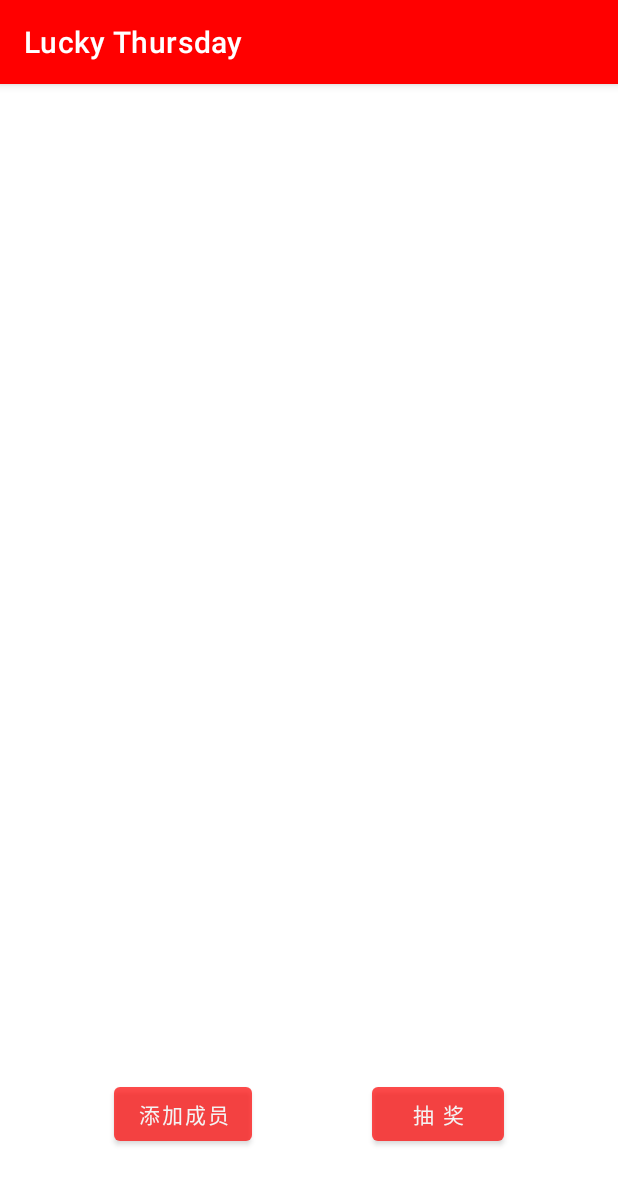
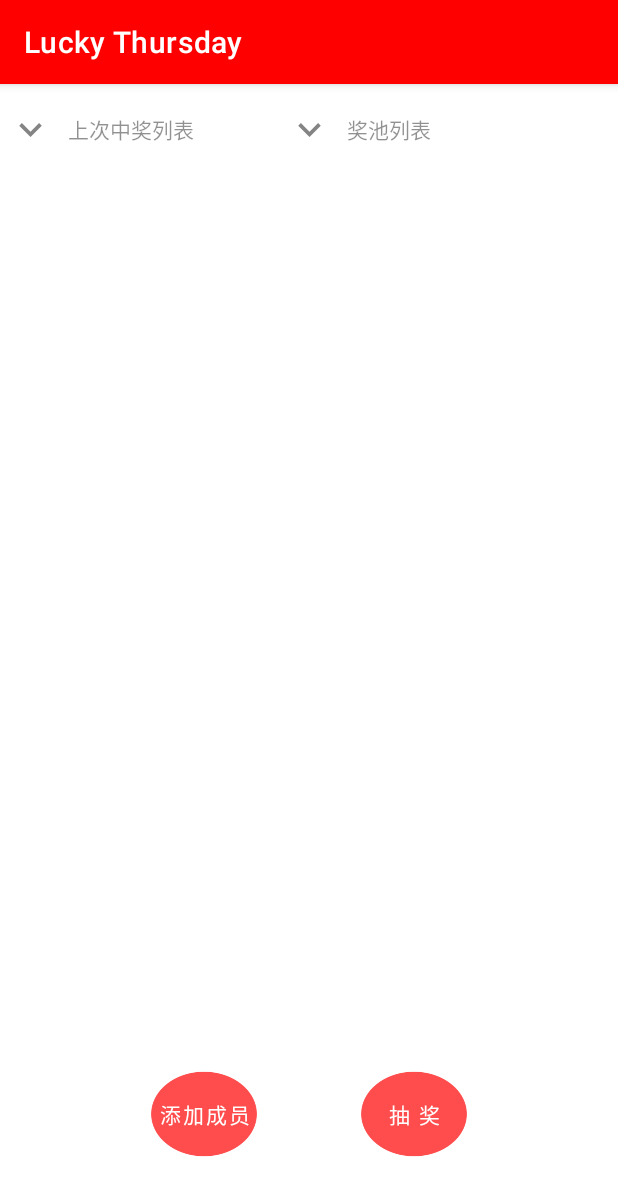
Before and after one commit to laosan-lien/LottoryApp, an Android app: the screen it shows after launch (MainActivity), on a phone screen of 412 x 824 dp. Shown: the top 1196 px of the screen. Run offline under Robolectric (Android 15) with nearby library versions, the phone set to English and light mode, and no system bars; 2 statements that could not run were skipped.

Commit message:
optimize UI

```diff
--- a/app/src/main/java/com/loasan/lucky/network/ServiceCreator.kt
+++ b/app/src/main/java/com/loasan/lucky/network/ServiceCreator.kt
@@ -6,8 +6,8 @@ import retrofit2.converter.gson.GsonConverterFactory
 private const val TAG = "Luck:ServiceCreator"
 
 object ServiceCreator {
-//    private const val BASE_URL = "http://172.23.73.187:5000/"
-    private const val BASE_URL = "http://192.168.101.15:5000/"
+    private const val BASE_URL = "http://172.23.73.187:5000/"
+//    private const val BASE_URL = "http://192.168.101.15:5000/"
 
     private val retrofit: Retrofit = Retrofit.Builder()
         .baseUrl(BASE_URL)
--- /dev/null
+++ b/app/src/main/res/drawable/ic_baseline_keyboard_arrow_down_24.xml
@@ -0,0 +1,10 @@
+<vector xmlns:android="http://schemas.android.com/apk/res/android"
+    android:width="24dp"
+    android:height="24dp"
+    android:viewportWidth="24"
+    android:viewportHeight="24"
+    android:tint="?attr/colorControlNormal">
+  <path
+      android:fillColor="@android:color/white"
+      android:pathData="M7.41,8.59L12,13.17l4.59,-4.58L18,10l-6,6 -6,-6 1.41,-1.41z"/>
+</vector>
--- a/app/src/main/res/layout/activity_main.xml
+++ b/app/src/main/res/layout/activity_main.xml
@@ -1,11 +1,10 @@
 <?xml version="1.0" encoding="utf-8"?>
 <LinearLayout xmlns:android="http://schemas.android.com/apk/res/android"
-    xmlns:app="http://schemas.android.com/apk/res-auto"
     xmlns:tools="http://schemas.android.com/tools"
     android:layout_width="match_parent"
     android:layout_height="match_parent"
+    android:layout_margin="5dp"
     android:orientation="vertical"
-    android:layout_margin="5dp"
     tools:context=".MainActivity">
 
 
@@ -16,19 +15,73 @@
         android:alpha="0.8"
         android:orientation="horizontal">
 
+        <LinearLayout
+            android:layout_width="0dp"
+            android:layout_height="match_parent"
+            android:layout_weight="2"
+            android:orientation="vertical">
+
+            <LinearLayout
+                android:layout_width="match_parent"
+
+                android:layout_height="50dp">
+
+                <ImageView
+                    android:layout_width="30dp"
+                    android:layout_height="30dp"
+                    android:layout_gravity="center"
+                    android:src="@drawable/ic_baseline_keyboard_arrow_down_24" />
+
+                <TextView
+                    android:layout_width="wrap_content"
+                    android:layout_height="match_parent"
+                    android:layout_marginStart="10dp"
+                    android:gravity="center"
+                    android:text="上次中奖列表" />
+
+            </LinearLayout>
 
 
-        <androidx.recyclerview.widget.RecyclerView
-            android:id="@+id/lastLuckList"
+            <androidx.recyclerview.widget.RecyclerView
+                android:id="@+id/lastLuckList"
+                android:layout_width="match_parent"
+                android:layout_height="match_parent" />
+        </LinearLayout>
+
+        <LinearLayout
             android:layout_width="0dp"
             android:layout_height="match_parent"
-            android:layout_weight="2" />
+            android:layout_marginStart="10dp"
+            android:layout_weight="3"
 
-        <androidx.recyclerview.widget.RecyclerView
-            android:id="@+id/luckProbList"
-            android:layout_width="0dp"
-            android:layout_height="match_parent"
-            android:layout_weight="3" />
+            android:orientation="vertical">
+
+            <LinearLayout
+                android:layout_width="match_parent"
+                android:layout_height="50dp"
+                android:layout_marginStart="20dp">
+
+                <ImageView
+                    android:layout_width="30dp"
+                    android:layout_height="30dp"
+                    android:layout_gravity="center"
+                    android:src="@drawable/ic_baseline_keyboard_arrow_down_24" />
+
+                <TextView
+                    android:layout_width="wrap_content"
+                    android:layout_height="match_parent"
+                    android:layout_marginStart="10dp"
+                    android:gravity="center"
+                    android:text="奖池列表" />
+
+            </LinearLayout>
+
+            <androidx.recyclerview.widget.RecyclerView
+                android:id="@+id/luckProbList"
+                android:layout_width="match_parent"
+                android:layout_height="match_parent" />
+        </LinearLayout>
+
 
     </LinearLayout>
 
@@ -36,25 +89,26 @@
         android:layout_width="match_parent"
         android:layout_height="0dp"
         android:layout_weight="2"
-        android:orientation="horizontal"
-        android:gravity="center">
+        android:gravity="center"
+        android:orientation="horizontal">
 
         <Button
             android:id="@+id/addMember"
-            android:layout_width="wrap_content"
-            android:layout_height="wrap_content"
-            android:layout_marginEnd="40dp"
+            android:layout_width="100dp"
+            android:layout_height="80dp"
+            android:layout_marginEnd="20dp"
             android:alpha="0.7"
+            android:background="@drawable/button_bg_confirm"
             android:text="添加成员" />
 
         <Button
             android:id="@+id/beginToDraw"
-            android:layout_width="wrap_content"
-            android:layout_height="wrap_content"
+            android:layout_width="100dp"
+            android:layout_height="80dp"
+            android:layout_marginStart="20dp"
             android:alpha="0.7"
-            android:layout_marginStart="40dp"
+            android:background="@drawable/button_bg_confirm"
             android:text="抽 奖" />
-
     </LinearLayout>
 
 
```
Also changed, not shown: app/src/main/res/layout/activity_add_member.xml (+10 -7 lines), app/src/main/res/layout/activity_winner_result.xml (+22 -9 lines), app/src/main/res/drawable-v24/button_bg_cancel.png (added), app/src/main/res/drawable-v24/button_bg_confirm.png (added).
